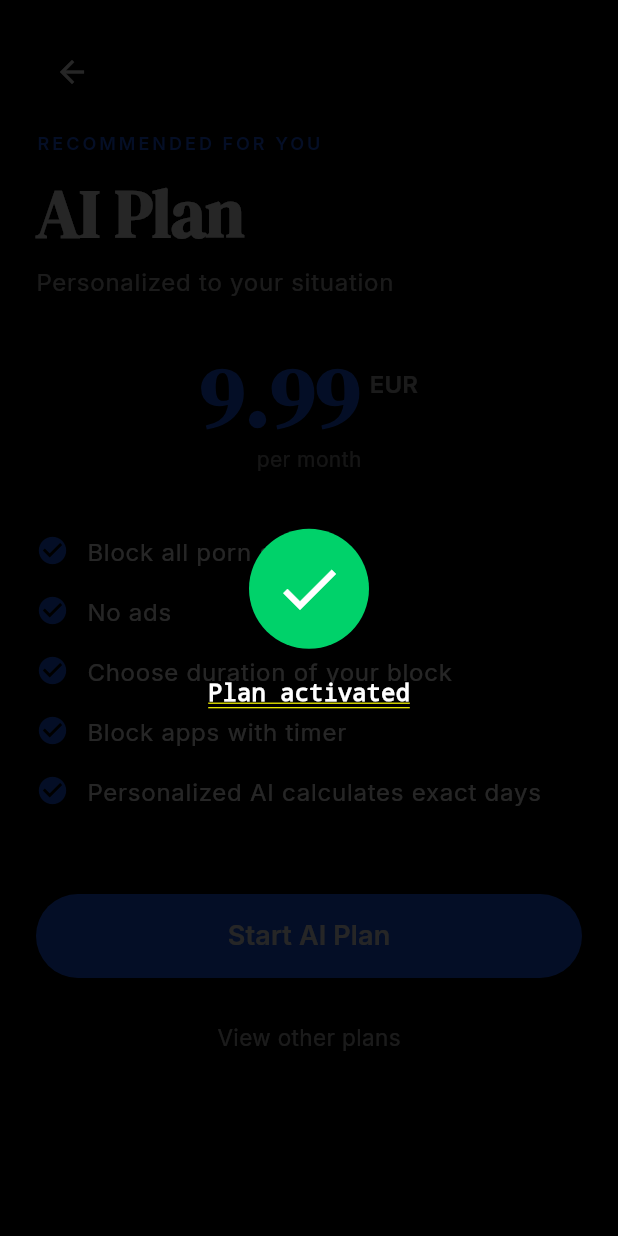
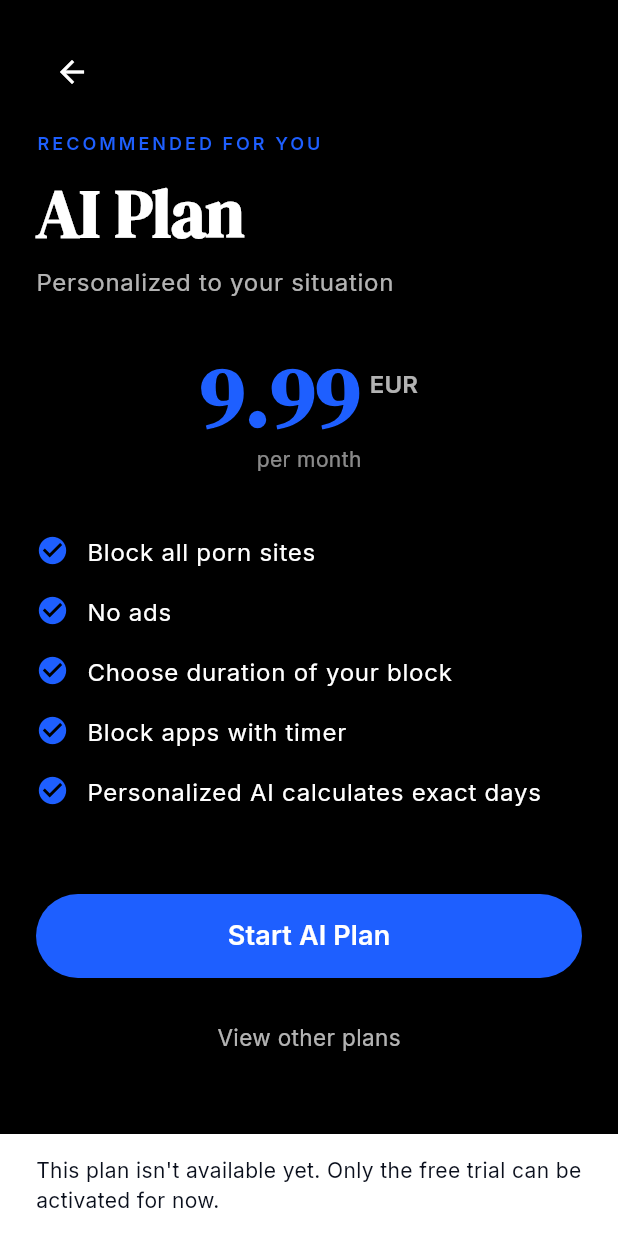
Before and after one commit to isuale/Unchained, a Flutter app: the AiPlanScreen screen opened by its route, after a tap on "Start AI Plan", on a phone screen of 412 x 824 dp. Run offline on Flutter 3.47's test engine with Material 3 defaults, Android fonts, the phone set to English and light mode, and no system bars; drawn by our look-alikes of flutter_animate; our stand-ins replace drift, drift_flutter, flutter_riverpod, freezed_annotation, go_router, google_fonts; accounts and stored records are empty; generated files the repository leaves out were written again.

Commit message:
Allow installing only the free trial plan; block paid plan activation

```diff
--- a/lib/features/dashboard/widgets/plan_activation_overlay.dart
+++ b/lib/features/dashboard/widgets/plan_activation_overlay.dart
@@ -12,6 +12,16 @@ class PlanActivationOverlay {
     required WidgetRef ref,
     required ActivePlan plan,
   }) async {
+    // Only the free trial can be installed/activated for now. Every paid plan
+    // is gated off here so the activation flow never runs for them.
+    if (plan != ActivePlan.freeTrial) {
+      final l = AppLocalizations.of(context)!;
+      ScaffoldMessenger.of(context).showSnackBar(
+        SnackBar(content: Text(l.plan_unavailable)),
+      );
+      return;
+    }
+
     final navigator = Navigator.of(context, rootNavigator: true);
     showDialog<void>(
       context: context,
--- a/lib/l10n/app_en.arb
+++ b/lib/l10n/app_en.arb
@@ -112,6 +112,7 @@
   "nav_settings": "Settings",
   "plan_activating": "Activating your plan...",
   "plan_activated": "Plan activated",
+  "plan_unavailable": "This plan isn't available yet. Only the free trial can be activated for now.",
   "analyzing_skip_to_plans": "Skip and choose a plan",
   "lock_forever_only": "Forever only",
   "lock_monthly_plus": "Monthly+",
--- a/lib/l10n/app_es.arb
+++ b/lib/l10n/app_es.arb
@@ -112,6 +112,7 @@
   "nav_settings": "Ajustes",
   "plan_activating": "Activando tu plan...",
   "plan_activated": "Plan activado",
+  "plan_unavailable": "Este plan aún no está disponible. Por ahora solo se puede activar la prueba gratis.",
   "analyzing_skip_to_plans": "Saltar y elegir un plan",
   "lock_forever_only": "Solo Forever",
   "lock_monthly_plus": "Mensual+",
--- a/lib/l10n/app_localizations.dart
+++ b/lib/l10n/app_localizations.dart
@@ -740,6 +740,12 @@ abstract class AppLocalizations {
   /// **'Plan activado'**
   String get plan_activated;
 
+  /// No description provided for @plan_unavailable.
+  ///
+  /// In es, this message translates to:
+  /// **'Este plan aún no está disponible. Por ahora solo se puede activar la prueba gratis.'**
+  String get plan_unavailable;
+
   /// No description provided for @analyzing_skip_to_plans.
   ///
   /// In es, this message translates to:
--- a/lib/l10n/app_localizations_en.dart
+++ b/lib/l10n/app_localizations_en.dart
@@ -337,6 +337,10 @@ class AppLocalizationsEn extends AppLocalizations {
   String get plan_activated => 'Plan activated';
 
   @override
+  String get plan_unavailable =>
+      'This plan isn\'t available yet. Only the free trial can be activated for now.';
+
+  @override
   String get analyzing_skip_to_plans => 'Skip and choose a plan';
 
   @override
--- a/lib/l10n/app_localizations_es.dart
+++ b/lib/l10n/app_localizations_es.dart
@@ -341,6 +341,10 @@ class AppLocalizationsEs extends AppLocalizations {
   String get plan_activated => 'Plan activado';
 
   @override
+  String get plan_unavailable =>
+      'Este plan aún no está disponible. Por ahora solo se puede activar la prueba gratis.';
+
+  @override
   String get analyzing_skip_to_plans => 'Saltar y elegir un plan';
 
   @override
```
